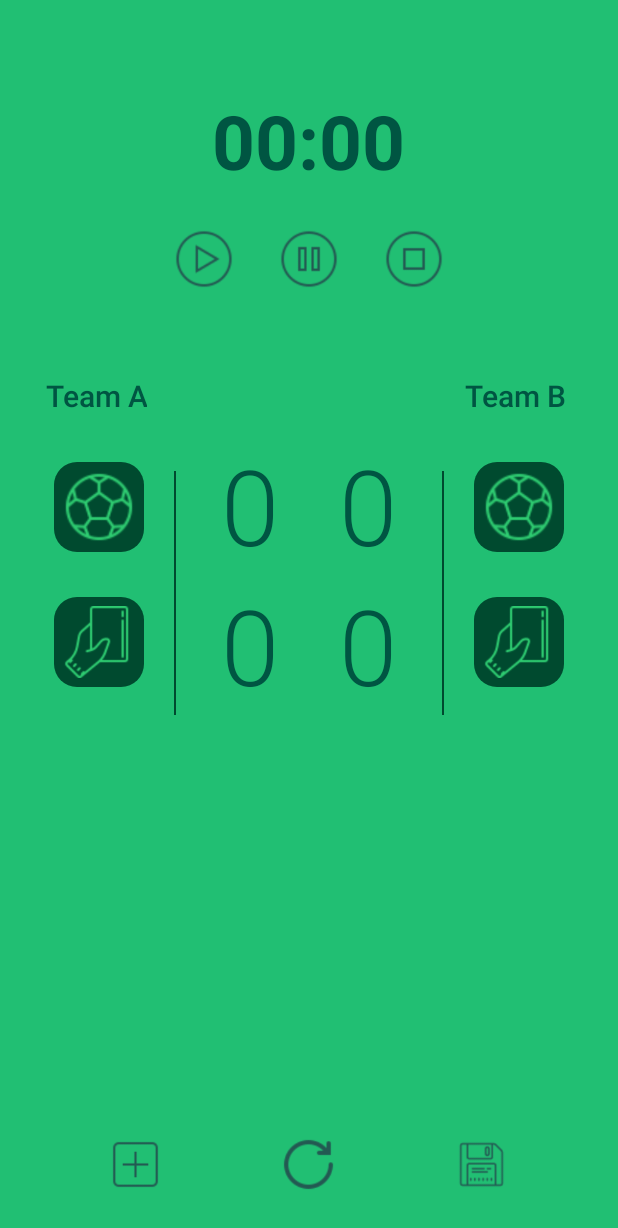
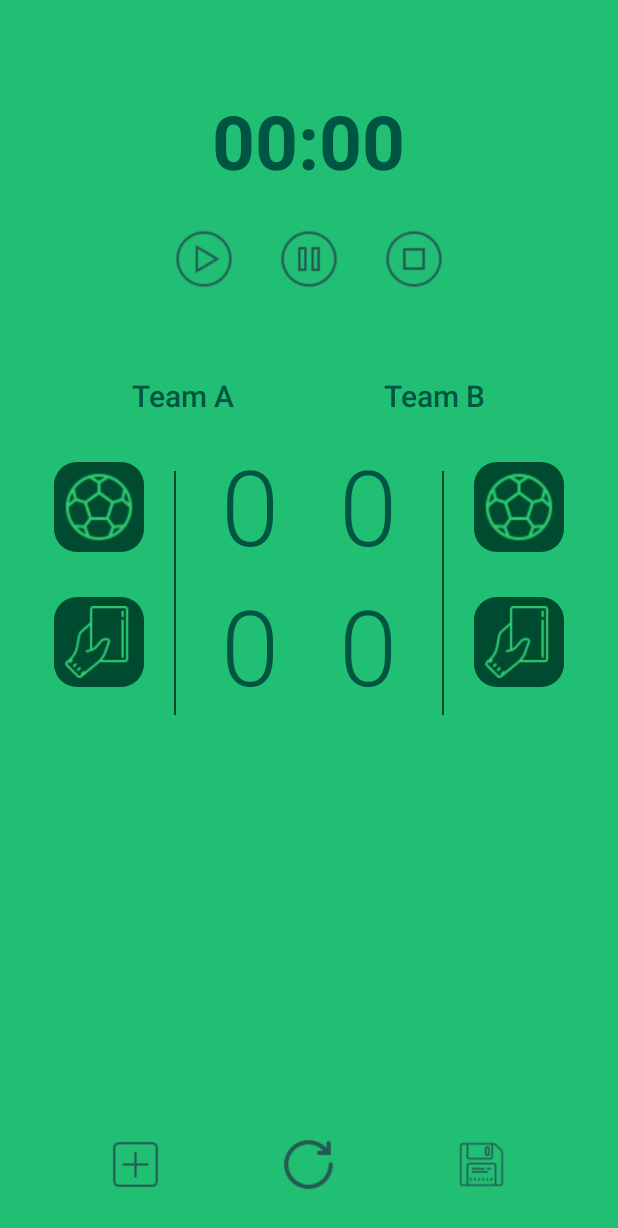
Before and after one commit to Mstava/Skeera, an Android app: the layout activity_score_keeper.xml on its own in the app's theme, with its tools: preview values and no code run, on a phone screen of 412 x 824 dp. Shown: the top 1228 px of the screen. Run offline under Robolectric (Android 15) with nearby library versions, the phone set to English and light mode, and no system bars.

Commit message:
add linearlayout to team name textview

```diff
--- a/app/src/main/res/layout/activity_score_keeper.xml
+++ b/app/src/main/res/layout/activity_score_keeper.xml
@@ -54,6 +54,13 @@
 
     </LinearLayout>
 
+    <LinearLayout
+        android:layout_width="match_parent"
+        android:layout_height="wrap_content"
+        android:gravity="center"
+        android:orientation="horizontal"
+        android:layout_marginTop="250dp">
+
         <TextView
             android:id="@+id/first_team_text"
             android:layout_width="wrap_content"
@@ -62,11 +69,8 @@
             android:text="@string/team_a"
             android:textColor="@color/colorText"
             android:textSize="20sp"
-        android:textAlignment="center"
-        android:layout_marginTop="250dp"
-        android:layout_marginLeft="30dp"
-        android:layout_marginStart="30dp"
-        android:gravity="center_horizontal" />
+            android:layout_marginRight="50dp"
+            android:layout_marginEnd="50dp" />
 
         <TextView
             android:id="@+id/second_team_text"
@@ -76,11 +80,10 @@
             android:text="@string/team_b"
             android:textColor="@color/colorText"
             android:textSize="20sp"
-        android:textAlignment="center"
-        android:layout_marginTop="250dp"
-        android:layout_marginLeft="310dp"
-        android:layout_marginStart="310dp"
-        android:gravity="center_horizontal" />
+            android:layout_marginLeft="50dp"
+            android:layout_marginStart="50dp" />
+
+    </LinearLayout>
 
     <LinearLayout
         android:layout_width="match_parent"
```
Lines whose indentation alone changed are shown as unchanged.
